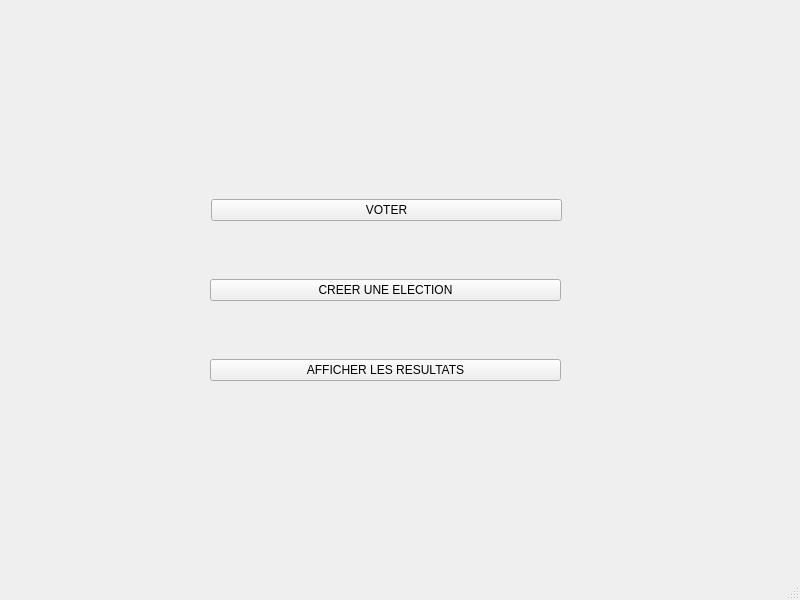
Qt form Codes/welcome.ui (enst-abstention/votesAlternatifsTD5_SimporeLemaitre) before a commit.
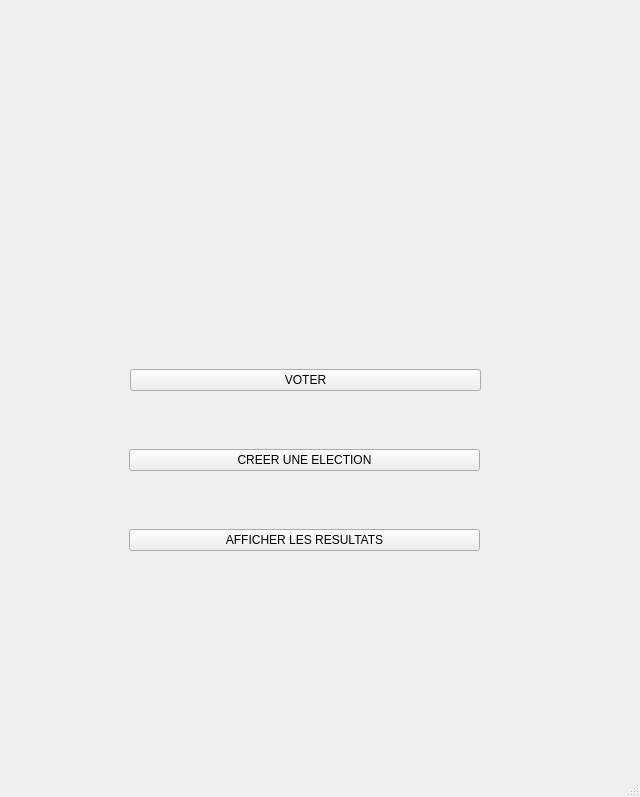
The same form after that commit. Icons and pictures are not drawn.

```diff
--- a/Codes/welcome.ui
+++ b/Codes/welcome.ui
@@ -6,19 +6,61 @@
    <rect>
     <x>0</x>
     <y>0</y>
-    <width>800</width>
-    <height>600</height>
+    <width>640</width>
+    <height>797</height>
    </rect>
   </property>
   <property name="windowTitle">
    <string>MainWindow</string>
   </property>
+  <property name="styleSheet">
+   <string notr="true">background-image: url(:/1/urneess.jpg);
+</string>
+  </property>
   <widget class="QWidget" name="centralwidget">
+   <widget class="QWidget" name="horizontalLayoutWidget">
+    <property name="geometry">
+     <rect>
+      <x>129</x>
+      <y>420</y>
+      <width>351</width>
+      <height>80</height>
+     </rect>
+    </property>
+    <layout class="QHBoxLayout" name="horizontalLayout">
+     <item>
+      <widget class="QPushButton" name="pushButton_3">
+       <property name="text">
+        <string>CREER UNE ELECTION</string>
+       </property>
+      </widget>
+     </item>
+    </layout>
+   </widget>
+   <widget class="QWidget" name="horizontalLayoutWidget_2">
+    <property name="geometry">
+     <rect>
+      <x>129</x>
+      <y>500</y>
+      <width>351</width>
+      <height>80</height>
+     </rect>
+    </property>
+    <layout class="QHBoxLayout" name="horizontalLayout_2">
+     <item>
+      <widget class="QPushButton" name="buttonResults">
+       <property name="text">
+        <string>AFFICHER LES RESULTATS</string>
+       </property>
+      </widget>
+     </item>
+    </layout>
+   </widget>
    <widget class="QWidget" name="verticalLayoutWidget">
     <property name="geometry">
      <rect>
-      <x>211</x>
-      <y>190</y>
+      <x>130</x>
+      <y>360</y>
       <width>351</width>
       <height>61</height>
      </rect>
@@ -46,44 +88,6 @@
      </item>
     </layout>
    </widget>
-   <widget class="QWidget" name="horizontalLayoutWidget">
-    <property name="geometry">
-     <rect>
-      <x>210</x>
-      <y>250</y>
-      <width>351</width>
-      <height>80</height>
-     </rect>
-    </property>
-    <layout class="QHBoxLayout" name="horizontalLayout">
-     <item>
-      <widget class="QPushButton" name="buttonSetUp">
-       <property name="text">
-        <string>CREER UNE ELECTION</string>
-       </property>
-      </widget>
-     </item>
-    </layout>
-   </widget>
-   <widget class="QWidget" name="horizontalLayoutWidget_2">
-    <property name="geometry">
-     <rect>
-      <x>210</x>
-      <y>330</y>
-      <width>351</width>
-      <height>80</height>
-     </rect>
-    </property>
-    <layout class="QHBoxLayout" name="horizontalLayout_2">
-     <item>
-      <widget class="QPushButton" name="buttonResults">
-       <property name="text">
-        <string>AFFICHER LES RESULTATS</string>
-       </property>
-      </widget>
-     </item>
-    </layout>
-   </widget>
   </widget>
   <widget class="QMenuBar" name="menubar">
    <property name="geometry">
```
Left out of the diff: 8 changed lines with no effect on the pictures.
